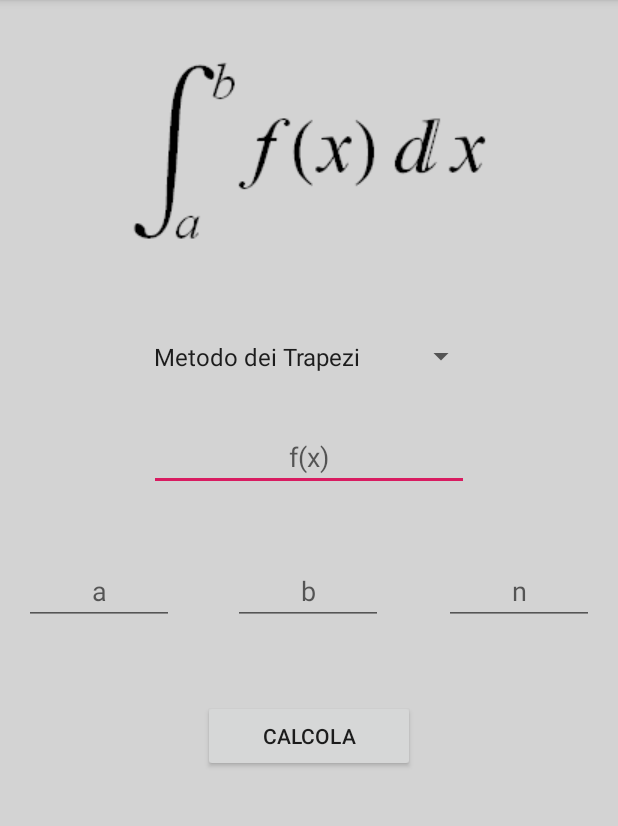
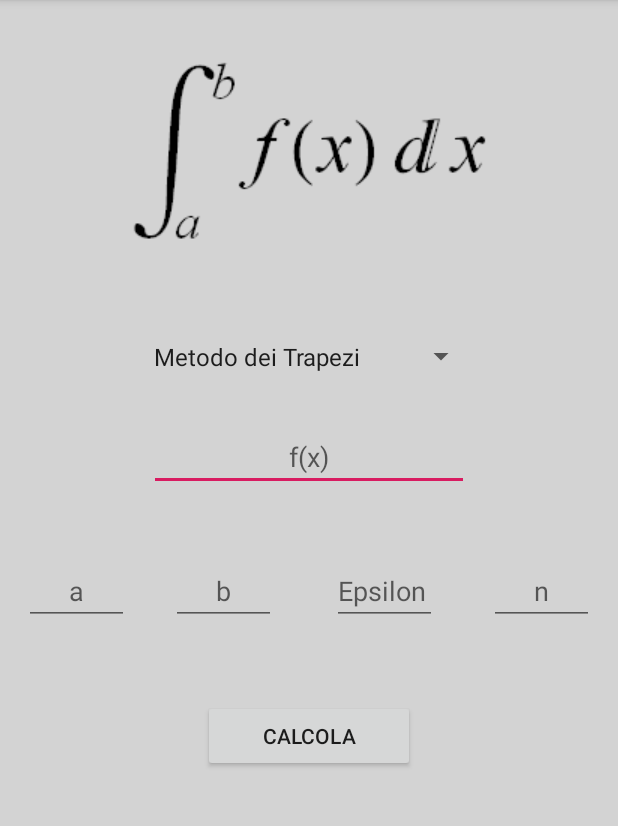
Before and after one commit to fbgian/Integrali, an Android app: the screen it shows after launch (MainActivity), on a phone screen of 412 x 824 dp, the part 84-910 px from its top. Run offline under Robolectric (Android 15) with nearby library versions, the phone set to English and light mode, and no system bars.

Commit message:
Aggiunto metodo con epsilon

```diff
--- a/app/src/main/java/com/example/integrali/MainActivity.java
+++ b/app/src/main/java/com/example/integrali/MainActivity.java
@@ -17,7 +17,7 @@ import java.text.DecimalFormat;
 public class MainActivity extends AppCompatActivity {
 
     Button calcola;
-    EditText estrA, estrB, numint;
+    EditText estrA, estrB, numint, epsilon;
     TextView risultato;
     Spinner spint;
     EditText insFunz;
@@ -31,6 +31,7 @@ public class MainActivity extends AppCompatActivity {
         calcola = findViewById(R.id.calcola);
         estrA = findViewById(R.id.estrA);
         estrB = findViewById(R.id.estrB);
+        epsilon = findViewById(R.id.epsilon);
         numint = findViewById(R.id.numint);
         risultato = findViewById(R.id.risultato);
         spint = findViewById(R.id.spint);
@@ -43,7 +44,7 @@ public class MainActivity extends AppCompatActivity {
             @Override
             public void onClick(View v) {
 
-                double a,b;
+                double a,b,eps;
                 String error = "Inserisci valori validi";
                 int n;
 
@@ -51,6 +52,8 @@ public class MainActivity extends AppCompatActivity {
                     a = Double.parseDouble(estrA.getText().toString());
                     b = Double.parseDouble(estrB.getText().toString());
                     n = Integer.parseInt(numint.getText().toString());
+                    eps = Double.parseDouble(epsilon.getText().toString());
+
                 } catch (Exception e){
                     risultato.setText(error);
                     return;
@@ -64,8 +67,9 @@ public class MainActivity extends AppCompatActivity {
                 double area;
 
                 switch (spint.getSelectedItemPosition()){
-                    case 0: area=algo.MetodoTrapezi(a,b,n); break;
-                    case 1: area=algo.MetodoSimpson(a,b,n); break;
+                    case 0: area=algo.MetodoTrapezi(a, b, n); break;
+                    case 1: area=algo.MetodoSimpson(a, b, n); break;
+                    case 2: area=algo.MetodoSimpsonEpsilon(a, b, eps, n); break;
                     default: area=0;
                 }
 
--- a/app/src/main/res/layout/activity_main.xml
+++ b/app/src/main/res/layout/activity_main.xml
@@ -25,7 +25,7 @@
 
     <EditText
         android:id="@+id/estrA"
-        android:layout_width="100dp"
+        android:layout_width="70dp"
         android:layout_height="wrap_content"
         android:layout_marginStart="16dp"
         android:layout_marginLeft="16dp"
@@ -44,16 +44,16 @@
 
     <EditText
         android:id="@+id/estrB"
-        android:layout_width="100dp"
+        android:layout_width="70dp"
         android:layout_height="wrap_content"
         android:ems="10"
         android:gravity="center"
         android:hint="b"
         android:inputType="numberDecimal"
-        android:nextFocusDown="@id/numint"
+        android:nextFocusDown="@id/epsilon"
         app:layout_constraintBottom_toBottomOf="parent"
         app:layout_constraintEnd_toEndOf="parent"
-        app:layout_constraintHorizontal_bias="0.498"
+        app:layout_constraintHorizontal_bias="0.334"
         app:layout_constraintStart_toStartOf="parent"
         app:layout_constraintTop_toTopOf="parent"
         app:layout_constraintVertical_bias="0.514"
@@ -62,7 +62,7 @@
 
     <EditText
         android:id="@+id/numint"
-        android:layout_width="100dp"
+        android:layout_width="70dp"
         android:layout_height="wrap_content"
         android:layout_marginEnd="16dp"
         android:layout_marginRight="16dp"
@@ -119,6 +119,7 @@
         android:id="@+id/imageView"
         android:layout_width="wrap_content"
         android:layout_height="wrap_content"
+        android:contentDescription="img_integrale"
         app:layout_constraintBottom_toBottomOf="parent"
         app:layout_constraintEnd_toEndOf="parent"
         app:layout_constraintHorizontal_bias="0.496"
@@ -126,7 +127,22 @@
         app:layout_constraintTop_toTopOf="parent"
         app:layout_constraintVertical_bias="0.056"
         app:srcCompat="@drawable/integrale"
-        android:contentDescription="img_integrale"
         tools:ignore="HardcodedText" />
 
+    <EditText
+        android:id="@+id/epsilon"
+        android:layout_width="70dp"
+        android:layout_height="wrap_content"
+        android:ems="10"
+        android:hint="Epsilon"
+        android:inputType="numberDecimal"
+        android:nextFocusDown="@id/numint"
+        app:layout_constraintBottom_toBottomOf="parent"
+        app:layout_constraintEnd_toEndOf="parent"
+        app:layout_constraintHorizontal_bias="0.648"
+        app:layout_constraintStart_toStartOf="parent"
+        app:layout_constraintTop_toTopOf="parent"
+        app:layout_constraintVertical_bias="0.514"
+        tools:ignore="Autofill,HardcodedText" />
+
 </android.support.constraint.ConstraintLayout>
--- a/app/src/main/res/values/strings.xml
+++ b/app/src/main/res/values/strings.xml
@@ -5,6 +5,7 @@
     <string-array name="funzioni">
         <item>Metodo dei Trapezi</item>
         <item>Metodo Simpson</item>
+        <item>Metodo Simpson con Epsilon</item>
 
     </string-array>
 </resources>
```
Also changed, not shown: app/src/main/java/com/example/integrali/Algoritmi.java (+47 -0 lines).
